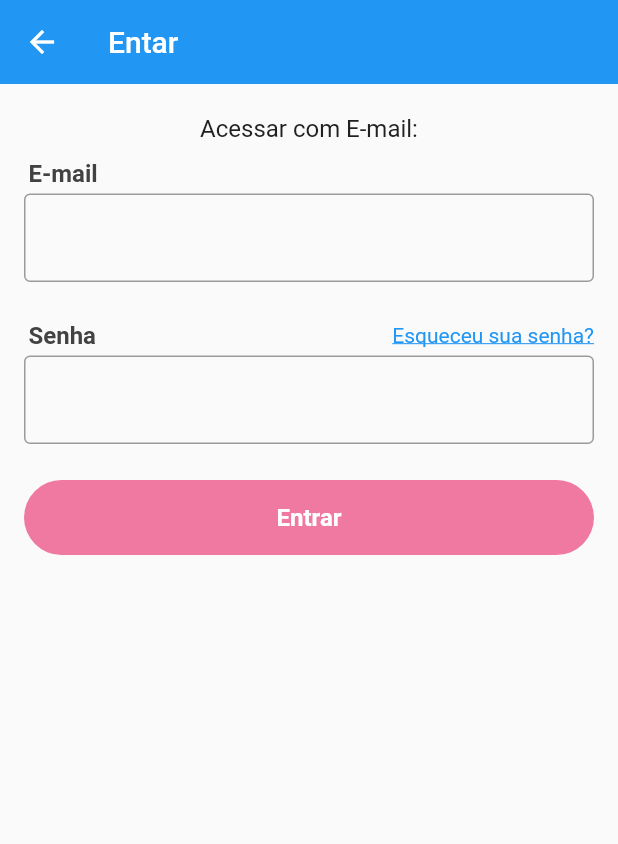
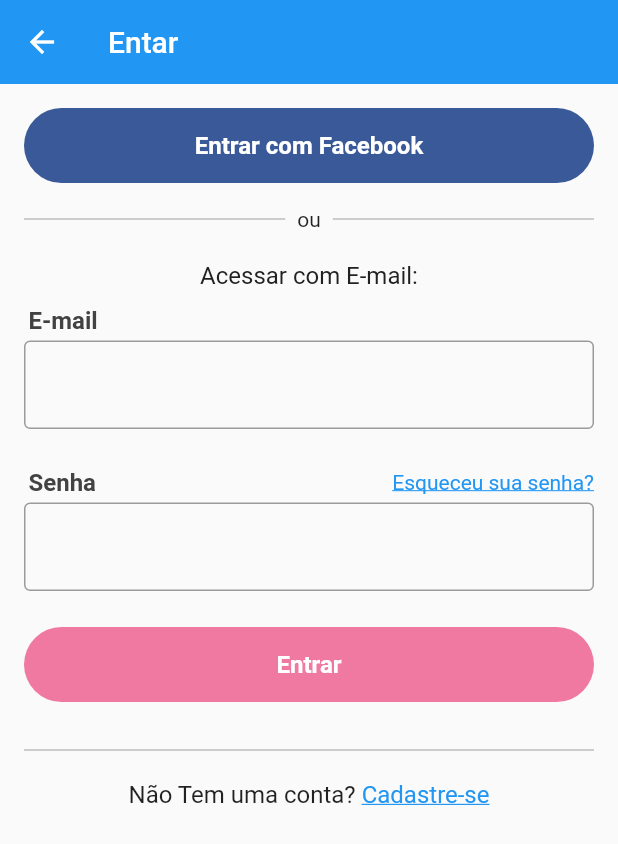
Before and after one commit to Ariosmaia/Projeto-Clone-OLX, a Flutter app: the screen it shows after launch, in the side drawer, after a tap on "Acesse sua conta agora!", on a phone screen of 412 x 824 dp. Shown: the top 844 px of the screen. Run offline on Flutter 3.47's test engine with Material 2 defaults, Android fonts, the phone set to English and light mode, and no system bars; our stand-ins replace brasil_fields, rxdart.

Commit message:
Finalizando a tela de login

```diff
--- a/lib/blocs/login/login_bloc.dart
+++ b/lib/blocs/login/login_bloc.dart
@@ -37,12 +37,22 @@ class LoginBloc with LoginValidator {
                 c.state != LoginState.LOADING);
       });
 
-  void loginWithEmail() async {
+  Future<bool> loginWithEmail() async {
     _stateController.add(LoginBlocState(LoginState.LOADING));
 
     await Future.delayed((Duration(seconds: 3)));
 
     _stateController.add(LoginBlocState(LoginState.DONE));
+    return true;
+  }
+
+  Future<bool> loginWithFacebook() async {
+    _stateController.add(LoginBlocState(LoginState.LOADING_FACE));
+
+    await Future.delayed((Duration(seconds: 3)));
+
+    _stateController.add(LoginBlocState(LoginState.DONE));
+    return true;
   }
 
   void dispose() {
--- a/lib/screens/login/login_screen.dart
+++ b/lib/screens/login/login_screen.dart
@@ -1,7 +1,9 @@
 import 'package:flutter/material.dart';
 import 'package:xlo/blocs/login/field_state.dart';
 import 'package:xlo/blocs/login/login_bloc.dart';
+import 'package:xlo/screens/login/widgets/facebook_button.dart';
 import 'package:xlo/screens/login/widgets/login_button.dart';
+import 'package:xlo/screens/login/widgets/or_divider.dart';
 
 class LoginScreen extends StatefulWidget {
   @override
@@ -24,6 +26,8 @@ class _LoginScreenState extends State<LoginScreen> {
           child: Column(
             crossAxisAlignment: CrossAxisAlignment.stretch,
             children: <Widget>[
+              FacebookButton(loginBloc: _loginBloc),
+              OrDivider(),
               Padding(
                 padding: const EdgeInsets.only(top: 20, bottom: 11),
                 child: Text(
@@ -102,6 +106,31 @@ class _LoginScreenState extends State<LoginScreen> {
               LoginButton(
                 loginBloc: _loginBloc,
               ),
+              Divider(
+                color: Colors.grey,
+              ),
+              Padding(
+                padding: const EdgeInsets.symmetric(vertical: 12),
+                child: Row(
+                  mainAxisAlignment: MainAxisAlignment.center,
+                  children: <Widget>[
+                    const Text(
+                      'Não Tem uma conta? ',
+                      style: TextStyle(fontSize: 16),
+                    ),
+                    GestureDetector(
+                      onTap: () {},
+                      child: Text(
+                        'Cadastre-se',
+                        style: TextStyle(
+                            decoration: TextDecoration.underline,
+                            color: Colors.blue,
+                            fontSize: 16),
+                      ),
+                    ),
+                  ],
+                ),
+              ),
             ],
           ),
         ),
--- /dev/null
+++ b/lib/screens/login/widgets/facebook_button.dart
@@ -0,0 +1,46 @@
+import 'package:flutter/material.dart';
+import 'package:xlo/blocs/login/login_bloc.dart';
+import 'package:xlo/blocs/login/login_bloc_state.dart';
+
+class FacebookButton extends StatelessWidget {
+  final LoginBloc loginBloc;
+
+  const FacebookButton({Key key, this.loginBloc}) : super(key: key);
+  @override
+  Widget build(BuildContext context) {
+    return Container(
+      margin: const EdgeInsets.symmetric(vertical: 16),
+      height: 50,
+      child: StreamBuilder<LoginBlocState>(
+        stream: loginBloc.outState,
+        initialData: LoginBlocState(LoginState.IDLE),
+        builder: (context, snapshot) {
+          return RaisedButton(
+            elevation: 0,
+            color: Color.fromRGBO(58, 89, 152, 1),
+            disabledColor: Color.fromRGBO(58, 89, 152, 0.7),
+            shape: RoundedRectangleBorder(
+              borderRadius: BorderRadius.circular(25),
+            ),
+            onPressed: snapshot.data.state == LoginState.LOADING_FACE
+                ? null
+                : () async {
+                    final bool success = await loginBloc.loginWithFacebook();
+                    if (success) Navigator.of(context).pop();
+                  },
+            child: snapshot.data.state == LoginState.LOADING_FACE
+                ? CircularProgressIndicator(
+                    valueColor: AlwaysStoppedAnimation<Color>(Colors.white))
+                : Text(
+                    'Entrar com Facebook',
+                    style: TextStyle(
+                        color: Colors.white,
+                        fontSize: 16,
+                        fontWeight: FontWeight.w600),
+                  ),
+          );
+        },
+      ),
+    );
+  }
+}
--- a/lib/screens/login/widgets/login_button.dart
+++ b/lib/screens/login/widgets/login_button.dart
@@ -22,8 +22,9 @@ class LoginButton extends StatelessWidget {
             shape:
                 RoundedRectangleBorder(borderRadius: BorderRadius.circular(25)),
             onPressed: snapshot.data.enabled
-                ? () {
-                    loginBloc.loginWithEmail();
+                ? () async {
+                    final bool success = await loginBloc.loginWithEmail();
+                    if (success) Navigator.of(context).pop();
                   }
                 : null,
             child: snapshot.data.loading
--- /dev/null
+++ b/lib/screens/login/widgets/or_divider.dart
@@ -0,0 +1,25 @@
+import 'package:flutter/material.dart';
+
+class OrDivider extends StatelessWidget {
+  @override
+  Widget build(BuildContext context) {
+    return Row(
+      children: <Widget>[
+        Expanded(
+          child: Divider(
+            color: Colors.grey,
+          ),
+        ),
+        const Padding(
+          padding: EdgeInsets.symmetric(horizontal: 8),
+          child: Text('ou'),
+        ),
+        Expanded(
+          child: Divider(
+            color: Colors.grey,
+          ),
+        )
+      ],
+    );
+  }
+}
```
